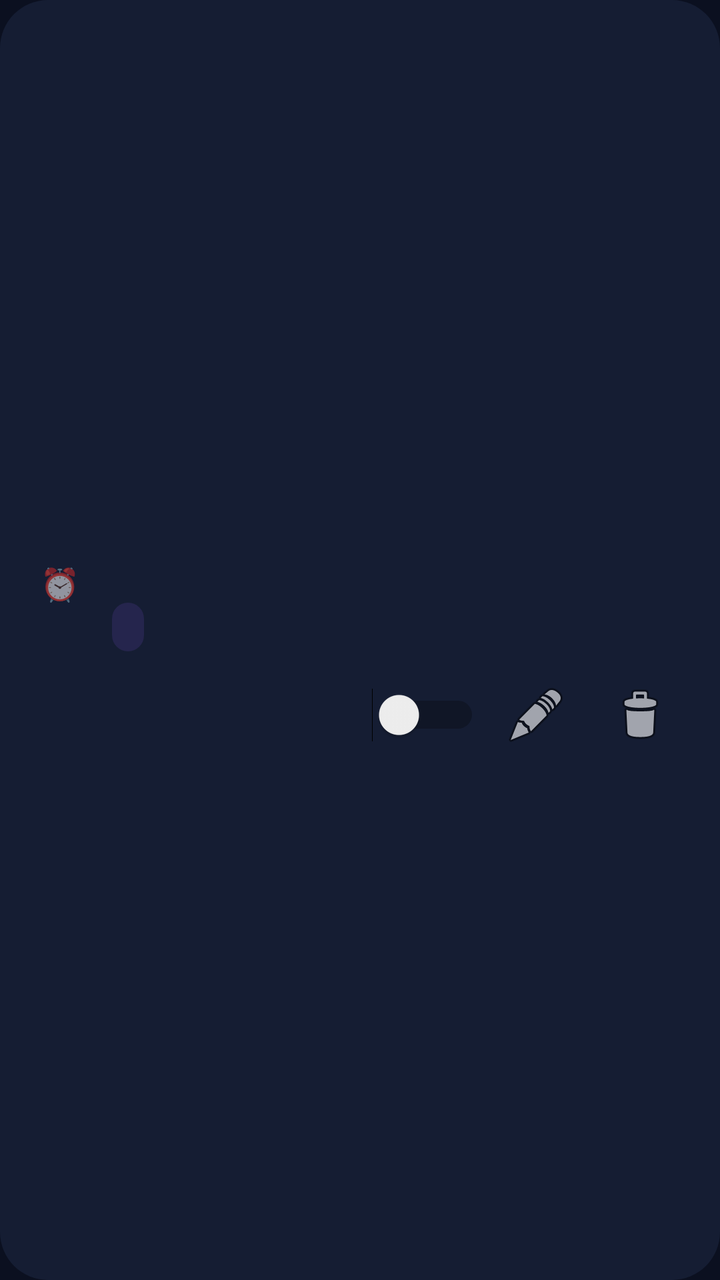
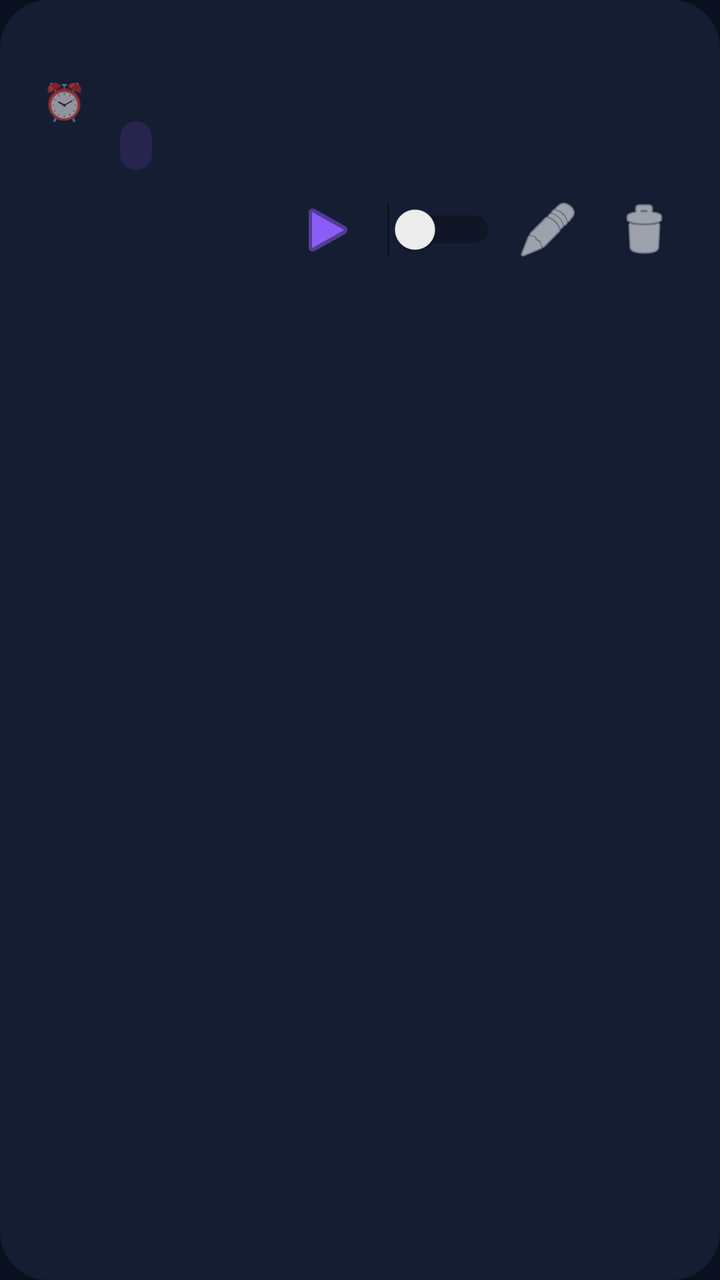

An Android layout rendered at two revisions. The XML below is the earlier revision; the diff shows what the commit changed to produce the second picture.
<!-- AndroidManifest.xml: application theme Theme.VoiceBrainLive -->
<!-- res/layout/item_automation.xml -->
<?xml version="1.0" encoding="utf-8"?>
<LinearLayout xmlns:android="http://schemas.android.com/apk/res/android"
    android:layout_width="match_parent"
    android:layout_height="wrap_content"
    android:orientation="vertical"
    android:gravity="center_vertical"
    android:background="@drawable/bg_card"
    android:backgroundTint="?attr/colorSurface"
    android:padding="16dp"
    android:layout_marginBottom="12dp">

    <LinearLayout android:layout_width="match_parent" android:layout_height="wrap_content"
        android:orientation="horizontal" android:gravity="center_vertical">
    <TextView
        android:id="@+id/tvAutomationIcon"
        android:layout_width="28dp"
        android:layout_height="wrap_content"
        android:text="⏰"
        android:textSize="16sp"
        android:gravity="center"
        android:layout_marginEnd="12dp" />

    <LinearLayout
        android:layout_width="0dp"
        android:layout_height="wrap_content"
        android:layout_weight="1"
        android:orientation="vertical">

        <TextView
            android:id="@+id/tvAutomationTitle"
            android:layout_width="wrap_content"
            android:layout_height="wrap_content"
            android:textColor="?attr/colorOnSurface"
            android:textSize="14sp"
            android:fontFamily="sans-serif-medium"
            android:maxLines="2"
            android:ellipsize="end" />

        <TextView
            android:id="@+id/tvAutomationTime"
            android:layout_width="wrap_content"
            android:layout_height="wrap_content"
            android:layout_marginTop="2dp"
            android:textColor="?attr/colorOnSurface"
            android:textSize="12sp" />
        <TextView android:id="@+id/tvAutomationStatus" android:background="@drawable/bg_hub_badge" android:paddingHorizontal="8dp" android:paddingVertical="4dp" android:layout_width="wrap_content" android:layout_height="wrap_content"
            android:layout_marginTop="6dp" android:textSize="12sp" android:textColor="?attr/colorPrimary" />
    </LinearLayout>

    </LinearLayout>
    <LinearLayout android:layout_width="match_parent" android:layout_height="wrap_content"
        android:orientation="horizontal" android:gravity="end|center_vertical" android:layout_marginTop="8dp">
    <Switch
        android:id="@+id/switchAutomationToggle"
        android:layout_width="wrap_content"
        android:layout_height="wrap_content"
        android:layout_marginEnd="4dp" />

    <ImageButton
        android:id="@+id/btnEditAutomation"
        android:layout_width="48dp"
        android:layout_height="48dp"
        android:layout_marginEnd="4dp"
        android:background="?android:attr/selectableItemBackgroundBorderless"
        android:src="@android:drawable/ic_menu_edit"
        android:contentDescription="@string/desc_edit"
        android:padding="8dp" />

    <ImageButton
        android:id="@+id/btnDeleteAutomation"
        android:layout_width="48dp"
        android:layout_height="48dp"
        android:background="?android:attr/selectableItemBackgroundBorderless"
        android:src="@android:drawable/ic_menu_delete"
        android:contentDescription="@string/desc_delete"
        android:padding="8dp" />
    </LinearLayout>
</LinearLayout>
<!-- resources referenced by this layout -->
<resources>
  <!-- drawable bg_card (drawable) -->
  <?xml version="1.0" encoding="utf-8"?>
  <shape xmlns:android="http://schemas.android.com/apk/res/android"
      android:shape="rectangle">
      <solid android:color="@color/assistant_card" />
      <corners android:radius="24dp" />
  </shape>
  <!-- drawable bg_hub_badge (drawable) -->
  <?xml version="1.0" encoding="utf-8"?>
  <shape xmlns:android="http://schemas.android.com/apk/res/android" android:shape="rectangle">
      <solid android:color="#228B5CF6" />
      <corners android:radius="12dp" />
  </shape>
  <string name="desc_delete">ဖျက်ရန်</string>
  <string name="desc_edit">ပြင်ဆင်ရန်</string>
  <style name="Theme.VoiceBrainLive" parent="Theme.MaterialComponents.DayNight.NoActionBar">
          <item name="android:statusBarColor">@android:color/transparent</item>
          <item name="android:navigationBarColor">@color/assistant_bg_gradient_end</item>
          <item name="android:windowBackground">@color/assistant_bg</item>
          <item name="android:colorBackground">@color/assistant_bg</item>
          <item name="android:windowLightStatusBar">false</item>
          <item name="android:windowDrawsSystemBarBackgrounds">true</item>
          <item name="colorPrimary">@color/assistant_primary</item>
          <item name="colorPrimaryVariant">@color/assistant_primary_light</item>
          <item name="colorOnPrimary">@color/assistant_text</item>
          <item name="colorSecondary">@color/assistant_secondary</item>
          <item name="colorOnSecondary">@color/assistant_text</item>
          <item name="colorSurface">@color/assistant_surface</item>
          <item name="colorOnSurface">@color/assistant_text</item>
      </style>
  <color name="assistant_card">#1C2744</color>
  <color name="assistant_bg_gradient_end">#101B38</color>
  <color name="assistant_bg">#0B1020</color>
  <color name="assistant_primary">#8B5CF6</color>
  <color name="assistant_primary_light">#A78BFA</color>
  <color name="assistant_text">#F8FAFC</color>
  <color name="assistant_secondary">#22C7E8</color>
  <color name="assistant_surface">#151D33</color>
</resources>

<!-- the commit's change to res/layout/item_automation.xml (unified diff, before → after) -->
@@ -1,78 +1,127 @@
 <?xml version="1.0" encoding="utf-8"?>
 <LinearLayout xmlns:android="http://schemas.android.com/apk/res/android"
+    xmlns:app="http://schemas.android.com/apk/res-auto"
     android:layout_width="match_parent"
     android:layout_height="wrap_content"
     android:orientation="vertical"
-    android:gravity="center_vertical"
     android:background="@drawable/bg_card"
     android:backgroundTint="?attr/colorSurface"
     android:padding="16dp"
     android:layout_marginBottom="12dp">
 
-    <LinearLayout android:layout_width="match_parent" android:layout_height="wrap_content"
-        android:orientation="horizontal" android:gravity="center_vertical">
-    <TextView
-        android:id="@+id/tvAutomationIcon"
-        android:layout_width="28dp"
+    <LinearLayout
+        android:layout_width="match_parent"
         android:layout_height="wrap_content"
-        android:text="⏰"
-        android:textSize="16sp"
-        android:gravity="center"
-        android:layout_marginEnd="12dp" />
+        android:orientation="horizontal"
+        android:gravity="center_vertical">
+
+        <TextView
+            android:id="@+id/tvAutomationIcon"
+            android:layout_width="32dp"
+            android:layout_height="32dp"
+            android:text="⏰"
+            android:textSize="18sp"
+            android:gravity="center"
+            android:layout_marginEnd="12dp" />
+
+        <LinearLayout
+            android:layout_width="0dp"
+            android:layout_height="wrap_content"
+            android:layout_weight="1"
+            android:orientation="vertical">
+
+            <TextView
+                android:id="@+id/tvAutomationTitle"
+                android:layout_width="wrap_content"
+                android:layout_height="wrap_content"
+                android:textColor="?attr/colorOnSurface"
+                android:textSize="15sp"
+                android:fontFamily="sans-serif-medium"
+                android:maxLines="2"
+                android:ellipsize="end" />
+
+            <TextView
+                android:id="@+id/tvTriggerPhrase"
+                android:layout_width="wrap_content"
+                android:layout_height="wrap_content"
+                android:layout_marginTop="2dp"
+                android:textColor="?attr/colorPrimary"
+                android:textSize="12sp"
+                android:visibility="gone" />
+
+            <TextView
+                android:id="@+id/tvAutomationTime"
+                android:layout_width="wrap_content"
+                android:layout_height="wrap_content"
+                android:layout_marginTop="2dp"
+                android:textColor="?attr/colorOnSurface"
+                android:textSize="12sp" />
+
+            <TextView
+                android:id="@+id/tvAutomationBadges"
+                android:layout_width="wrap_content"
+                android:layout_height="wrap_content"
+                android:layout_marginTop="4dp"
+                android:textColor="?attr/colorOnSurface"
+                android:textSize="11sp"
+                android:visibility="gone" />
+
+            <TextView
+                android:id="@+id/tvAutomationStatus"
+                android:background="@drawable/bg_hub_badge"
+                android:paddingHorizontal="8dp"
+                android:paddingVertical="4dp"
+                android:layout_width="wrap_content"
+                android:layout_height="wrap_content"
+                android:layout_marginTop="6dp"
+                android:textSize="12sp"
+                android:textColor="?attr/colorPrimary" />
+        </LinearLayout>
+    </LinearLayout>
 
     <LinearLayout
-        android:layout_width="0dp"
+        android:layout_width="match_parent"
         android:layout_height="wrap_content"
-        android:layout_weight="1"
-        android:orientation="vertical">
+        android:orientation="horizontal"
+        android:gravity="end|center_vertical"
+        android:layout_marginTop="8dp">
 
-        <TextView
-            android:id="@+id/tvAutomationTitle"
+        <ImageButton
+            android:id="@+id/btnRunAutomation"
+            android:layout_width="44dp"
+            android:layout_height="44dp"
+            android:layout_marginEnd="8dp"
+            android:background="?android:attr/selectableItemBackgroundBorderless"
+            android:src="@android:drawable/ic_media_play"
+            android:contentDescription="အခုလုပ်ဆောင်မည်"
+            android:padding="8dp"
+            app:tint="?attr/colorPrimary" />
+
+        <Switch
+            android:id="@+id/switchAutomationToggle"
             android:layout_width="wrap_content"
             android:layout_height="wrap_content"
-            android:textColor="?attr/colorOnSurface"
-            android:textSize="14sp"
-            android:fontFamily="sans-serif-medium"
-            android:maxLines="2"
-            android:ellipsize="end" />
+            android:layout_marginEnd="4dp" />
 
-        <TextView
-            android:id="@+id/tvAutomationTime"
-            android:layout_width="wrap_content"
-            android:layout_height="wrap_content"
-            android:layout_marginTop="2dp"
-            android:textColor="?attr/colorOnSurface"
-            android:textSize="12sp" />
-        <TextView android:id="@+id/tvAutomationStatus" android:background="@drawable/bg_hub_badge" android:paddingHorizontal="8dp" android:paddingVertical="4dp" android:layout_width="wrap_content" android:layout_height="wrap_content"
-            android:layout_marginTop="6dp" android:textSize="12sp" android:textColor="?attr/colorPrimary" />
-    </LinearLayout>
+        <ImageButton
+            android:id="@+id/btnEditAutomation"
+            android:layout_width="44dp"
+            android:layout_height="44dp"
+            android:layout_marginEnd="4dp"
+            android:background="?android:attr/selectableItemBackgroundBorderless"
+            android:src="@android:drawable/ic_menu_edit"
+            android:contentDescription="@string/desc_edit"
+            android:padding="8dp"
+            app:tint="?attr/colorOnSurface" />
 
-    </LinearLayout>
-    <LinearLayout android:layout_width="match_parent" android:layout_height="wrap_content"
-        android:orientation="horizontal" android:gravity="end|center_vertical" android:layout_marginTop="8dp">
-    <Switch
-        android:id="@+id/switchAutomationToggle"
-        android:layout_width="wrap_content"
-        android:layout_height="wrap_content"
-        android:layout_marginEnd="4dp" />
-
-    <ImageButton
-        android:id="@+id/btnEditAutomation"
-        android:layout_width="48dp"
-        android:layout_height="48dp"
-        android:layout_marginEnd="4dp"
-        android:background="?android:attr/selectableItemBackgroundBorderless"
-        android:src="@android:drawable/ic_menu_edit"
-        android:contentDescription="@string/desc_edit"
-        android:padding="8dp" />
-
-    <ImageButton
-        android:id="@+id/btnDeleteAutomation"
-        android:layout_width="48dp"
-        android:layout_height="48dp"
-        android:background="?android:attr/selectableItemBackgroundBorderless"
-        android:src="@android:drawable/ic_menu_delete"
-        android:contentDescription="@string/desc_delete"
-        android:padding="8dp" />
+        <ImageButton
+            android:id="@+id/btnDeleteAutomation"
+            android:layout_width="44dp"
+            android:layout_height="44dp"
+            android:background="?android:attr/selectableItemBackgroundBorderless"
+            android:src="@android:drawable/ic_menu_delete"
+            android:contentDescription="@string/desc_delete"
+            android:padding="8dp"
+            app:tint="?attr/colorOnSurface" />
     </LinearLayout>
 </LinearLayout>
